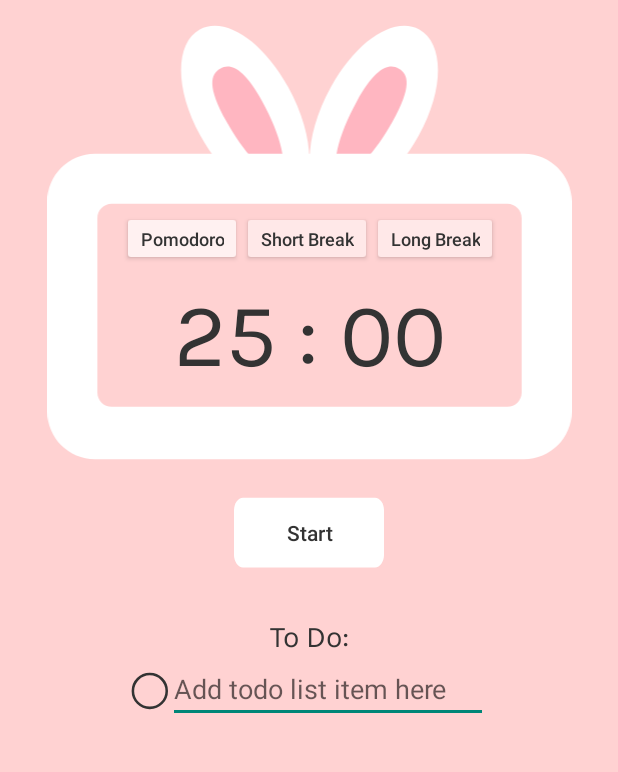
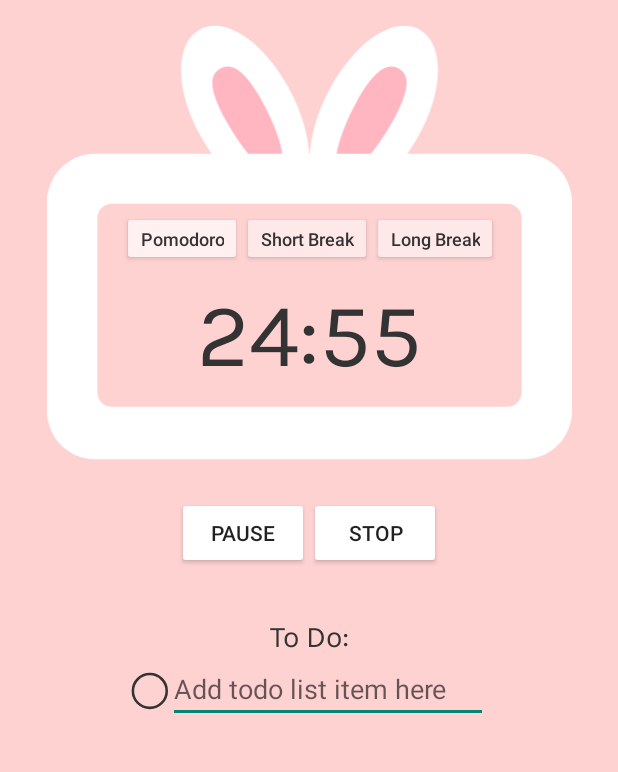
Before and after one commit to ayishamiara/PomoPet-App, an Android app: the screen it shows after launch (MainActivity), after a tap on an icon or button, on a phone screen of 412 x 824 dp, the part 186-958 px from its top. Run offline under Robolectric (Android 15) with nearby library versions, the light colour scheme and no system bars; 3 other taps on this screen came first.

Commit message:
add timer functions

```diff
--- a/app/src/main/java/com/mobdeve/chuachingdytocstamaria/mco/pomopet/MainActivity.kt
+++ b/app/src/main/java/com/mobdeve/chuachingdytocstamaria/mco/pomopet/MainActivity.kt
@@ -2,6 +2,8 @@
 
 import androidx.appcompat.app.AppCompatActivity
 import android.os.Bundle
+import android.os.CountDownTimer
+import android.view.View
 import androidx.recyclerview.widget.LinearLayoutManager
 import androidx.recyclerview.widget.RecyclerView
 import com.mobdeve.chuachingdytocstamaria.mco.pomopet.adapters.TodoAdapter
@@ -11,6 +13,14 @@
 class MainActivity : AppCompatActivity() {
     private lateinit var binding: ActivityMainBinding
     private lateinit var todoListRV: RecyclerView
+
+    private lateinit var countdownTimer: CountDownTimer
+
+    private var isRunning = false
+
+    private var initialTimeInMins = 25
+    var timeInMs = 0L
+
     override fun onCreate(savedInstanceState: Bundle?) {
         super.onCreate(savedInstanceState)
         binding = ActivityMainBinding.inflate(layoutInflater)
@@ -22,5 +32,54 @@
             LinearLayoutManager.VERTICAL,
             false)
 
+        binding.startBtn.setOnClickListener{
+            val time = initialTimeInMins * 60000L
+            startTimer(time)
+        }
+
+        binding.pauseResumeBtn.setOnClickListener{
+            if(!isRunning){
+                startTimer(timeInMs)
+            } else{
+                pauseTimer()
+
+            }
+        }
+
     }
+
+    private fun pauseTimer(){
+        binding.pauseResumeBtn.text = "Resume"
+        countdownTimer.cancel()
+        isRunning = false
+
+    }
+
+    private fun startTimer(time: Long){
+        countdownTimer = object : CountDownTimer(time, 1000){
+            override fun onFinish() {
+                TODO("Handle changing between breaks and increasing cycles")
+            }
+
+            override fun onTick(millisUntilFinished: Long) {
+                timeInMs = millisUntilFinished
+                updateText()
+            }
+        }
+
+        binding.startBtn.visibility = View.INVISIBLE
+        binding.timerControlGroupLL.visibility = View.VISIBLE
+        binding.pauseResumeBtn.text = "Pause"
+        countdownTimer.start()
+        isRunning = true
+
+    }
+
+    private fun updateText(){
+        val minute = (timeInMs / 1000) / 60
+        val seconds = (timeInMs / 1000) % 60
+
+        binding.timerTV.text = "$minute:$seconds"
+    }
+
 }
--- a/app/src/main/res/layout/activity_main.xml
+++ b/app/src/main/res/layout/activity_main.xml
@@ -93,9 +93,38 @@
         android:text="@string/start_btn_label"
         android:textAllCaps="false"
         android:textColor="@color/primary_text_color"
+        android:visibility="visible"
         app:layout_constraintEnd_toEndOf="parent"
         app:layout_constraintStart_toStartOf="parent"
         app:layout_constraintTop_toBottomOf="@+id/timerContainerIV" />
+
+    <LinearLayout
+        android:id="@+id/timerControlGroupLL"
+        android:layout_width="wrap_content"
+        android:layout_height="wrap_content"
+        android:layout_marginTop="24dp"
+        android:orientation="horizontal"
+        android:visibility="invisible"
+        app:layout_constraintEnd_toEndOf="parent"
+        app:layout_constraintStart_toStartOf="parent"
+        app:layout_constraintTop_toBottomOf="@+id/timerContainerIV">
+
+        <Button
+            android:id="@+id/pauseResumeBtn"
+            android:layout_width="wrap_content"
+            android:layout_height="wrap_content"
+            android:layout_weight="0.25"
+            android:backgroundTint="@color/white"
+            android:text="Pause" />
+
+        <Button
+            android:id="@+id/stopBtn"
+            android:layout_width="wrap_content"
+            android:layout_height="wrap_content"
+            android:layout_weight="0.25"
+            android:backgroundTint="@color/white"
+            android:text="Stop" />
+    </LinearLayout>
 
     <TextView
         android:id="@+id/todoTV"
```
